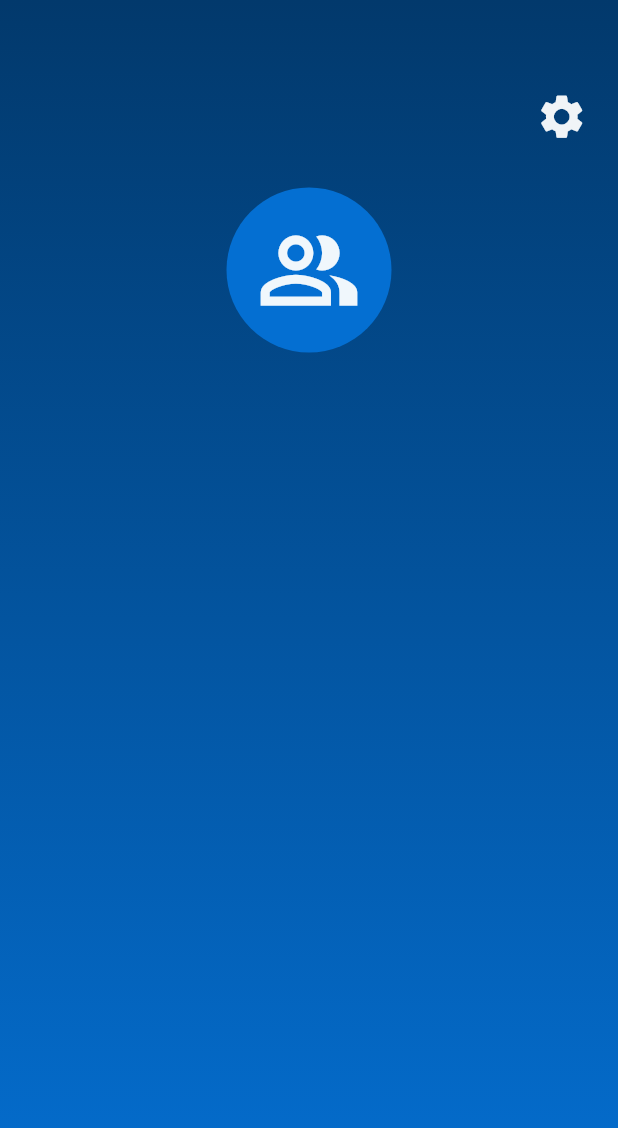
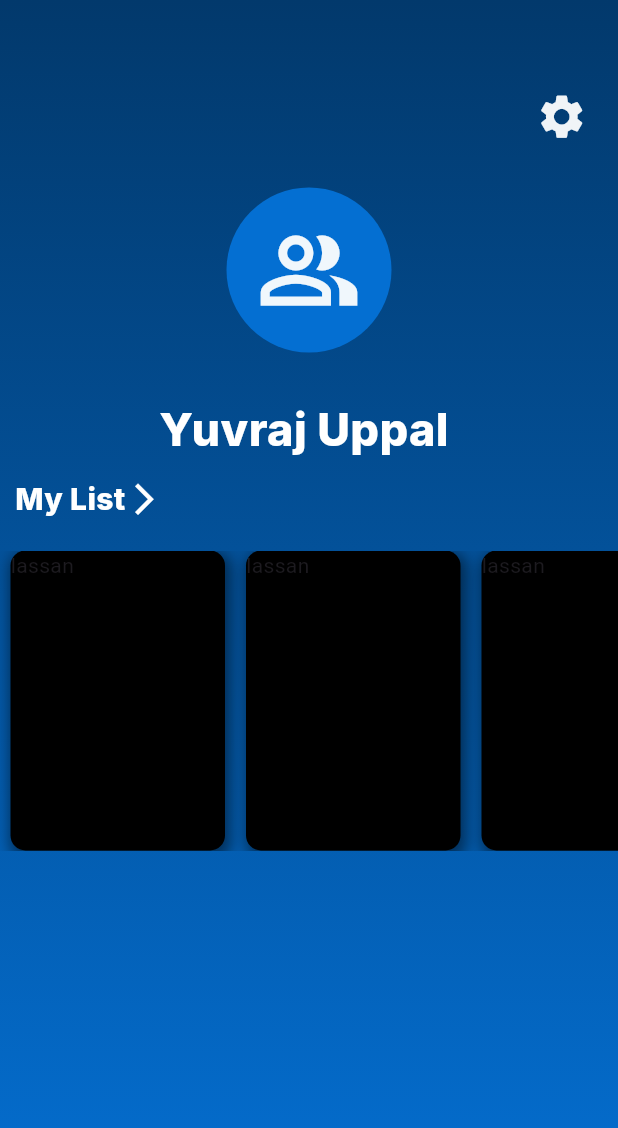
Before and after one commit to yuvrajuppal/yuwatch, a Flutter app: the profilepage screen opened directly, on a phone screen of 412 x 824 dp. Shown: the top 1128 px of the screen. Run offline on Flutter 3.47's test engine with Material 3 defaults, Android fonts, the phone set to English and light mode, and no system bars; our stand-ins replace carousel_slider, curved_navigation_bar, google_fonts, video_player; network calls fail.

Commit message:
profile page update

```diff
--- a/lib/pages/favroritepage.dart
+++ b/lib/pages/favroritepage.dart
@@ -12,7 +12,7 @@ class _FavroritepageState extends State<Favroritepage> {
   Widget build(BuildContext context) {
     return Scaffold(
       body: Center(
-        child: Text('favorite page'),
+        child: Text('favorite page' ),
       ),
     );
   }
--- a/lib/pages/homepage.dart
+++ b/lib/pages/homepage.dart
@@ -12,7 +12,7 @@ class homepage extends StatefulWidget {
 }
 
 class _homepageState extends State<homepage> {
-  var urlimage = [
+  List<String> urlimage = [
     'https://m.media-amazon.com/images/M/MV5BMmUzOGZlNGItMGQ3ZC00ZDJkLWIwMDktM2U1NTM0NTkxYzk4XkEyXkFqcGc@._V1_.jpg',
     'https://m.media-amazon.com/images/I/7197L2XzWxL.jpg',
     'https://m.media-amazon.com/images/M/MV5BOWJhYjdjNWEtMWFmNC00ZjNkLThlZGEtN2NkM2U3NTVmMjZkXkEyXkFqcGc@._V1_.jpg'
@@ -227,7 +227,7 @@ class _homepageState extends State<homepage> {
     );
   }
 
-  var allmovies = [
+  List<String> allmovies = [
     'https://m.media-amazon.com/images/M/MV5BMmUzOGZlNGItMGQ3ZC00ZDJkLWIwMDktM2U1NTM0NTkxYzk4XkEyXkFqcGc@._V1_.jpg',
     'https://m.media-amazon.com/images/M/MV5BZjJmMjJmYWMtNTQyYy00NzcxLWE5N2EtMTY5NjRhMGZmYjNlXkEyXkFqcGc@._V1_.jpg',
     'https://m.media-amazon.com/images/M/MV5BYWYyOGQzOGYtMGQ1My00ZWYxLTgzZjktZWYzN2IwYjkxYzM0XkEyXkFqcGc@._V1_FMjpg_UX1000_.jpg',
@@ -236,14 +236,14 @@ class _homepageState extends State<homepage> {
     'https://m.media-amazon.com/images/M/MV5BZjM2M2E3YzAtZDJjYy00MDhkLThiYmItOGZhNzQ3NTgyZmI0XkEyXkFqcGc@._V1_FMjpg_UX1000_.jpg',
   ];
 
-  var webseries = [
+  List<String> webseries = [
     'https://m.media-amazon.com/images/M/MV5BNjAzMDEzZmUtYjgzMy00NTYxLWJlODItYTMyZGI4YzdmZGY4XkEyXkFqcGc@._V1_QL75_UX190_CR0,2,190,281_.jpg',
     'https://m.media-amazon.com/images/M/MV5BM2FiMjQ0ZjAtYzc1OC00NzgzLWIyNmQtYmIwYjdhZWM5MmRiXkEyXkFqcGc@._V1_.jpg',
     'https://m.media-amazon.com/images/M/MV5BMDcyZTNjOTEtNzc5Yy00Y2UzLThkMWYtNTY4YmM4OWI5OTMzXkEyXkFqcGc@._V1_.jpg',
     'https://m.media-amazon.com/images/M/MV5BNGI5MTljYTYtMjk0Yi00Yzc2LWJiZDktYTQwMjZkMDkzYjRhXkEyXkFqcGc@._V1_.jpg',
     'https://m.media-amazon.com/images/M/MV5BOWJhYjdjNWEtMWFmNC00ZjNkLThlZGEtN2NkM2U3NTVmMjZkXkEyXkFqcGc@._V1_.jpg',
   ];
-  var netflix =[
+  List<String> netflix =[
     'https://m.media-amazon.com/images/M/MV5BNzY4MzA4MmItMDQ3ZS00MzY5LWE4MDUtOGM3OTA1Yzc2MzQ4XkEyXkFqcGc@._V1_.jpg',
     'https://m.media-amazon.com/images/M/MV5BOWJhYjdjNWEtMWFmNC00ZjNkLThlZGEtN2NkM2U3NTVmMjZkXkEyXkFqcGc@._V1_.jpg',
     'https://m.media-amazon.com/images/M/MV5BMjRjODJlNzMtMDE3MS00NzNmLWI0OTQtMWE1NTNhNzkyYTFjXkEyXkFqcGc@._V1_.jpg',
--- a/lib/pages/profilepage.dart
+++ b/lib/pages/profilepage.dart
@@ -1,4 +1,5 @@
 import 'package:flutter/material.dart';
+import 'package:google_fonts/google_fonts.dart';
 
 class profilepage extends StatefulWidget {
   const profilepage({super.key});
@@ -8,6 +9,42 @@ class profilepage extends StatefulWidget {
 }
 
 class _profilepageState extends State<profilepage> {
+  List<String> favlist = [
+    'https://m.media-amazon.com/images/M/MV5BN2E0OWRkNTAtZGQ4ZS00M2RiLWE5ODUtZWEyNzhlODU2NjhjXkEyXkFqcGc@._V1_.jpg',
+    'https://m.media-amazon.com/images/M/MV5BNGY3N2ZhYmMtYTlmYi00ZWIzLWJiZWMtMjgxMjljYTk3MDAwXkEyXkFqcGc@._V1_FMjpg_UX1000_.jpg',
+    'https://m.media-amazon.com/images/M/MV5BMTM0MDgwNjMyMl5BMl5BanBnXkFtZTcwNTg3NzAzMw@@._V1_.jpg',
+    'https://m.media-amazon.com/images/M/MV5BMGExNGI1NDktOWI2Mi00NDM3LWIxMmQtNTQxYTgzMzI0MTA1XkEyXkFqcGc@._V1_FMjpg_UX1000_.jpg',
+  ];
+  Widget listbuild(var datalist) {
+    return ListView.builder(
+      scrollDirection: Axis.horizontal,
+      itemCount: datalist.length,
+      itemBuilder: (context, index) {
+        return Container(
+          margin: EdgeInsets.only(right: 7, left: 7),
+          width: 143,
+          // height: 10,
+          decoration: BoxDecoration(
+              color: Colors.black,
+              borderRadius: BorderRadius.circular(10),
+              boxShadow: [
+                BoxShadow(
+                  color: const Color.fromARGB(255, 0, 0, 0)
+                      .withOpacity(0.5), // Shadow color with opacity
+                  spreadRadius: 2, // Spread of the shadow
+                  blurRadius: 8, // Blurriness of the shadow
+                  offset: Offset(2, 4), // Offset of the shadow (x, y)
+                )
+              ]),
+          child: ClipRRect(
+            borderRadius: BorderRadius.circular(10),
+            child: Text('lassan'),
+          ),
+        );
+      },
+    );
+  }
+
   @override
   Widget build(BuildContext context) {
     return Scaffold(
@@ -16,7 +53,10 @@ class _profilepageState extends State<profilepage> {
           Container(
             decoration: BoxDecoration(
               gradient: LinearGradient(
-              colors: [Color(0xFF02396C), Color(0xFF046FD2)], // Gradient colors
+                colors: [
+                  Color(0xFF02396C),
+                  Color(0xFF046FD2)
+                ], // Gradient colors
                 begin: Alignment.topCenter, // Start position
                 end: Alignment.bottomCenter, // End position
               ),
@@ -56,11 +96,43 @@ class _profilepageState extends State<profilepage> {
                       color: const Color.fromARGB(240, 255, 255, 255),
                     ),
                   ),
-              )
+                ),
+                SizedBox(
+                  height: 30,
+                ),
+                Container(
+                  width: 200,
+                  child: Text(
+                    'Yuvraj Uppal',
+                    style: GoogleFonts.inter(
+                        fontWeight: FontWeight.w800,
+                        // fontStyle: FontStyle,
+                        fontSize: 30,
+                        color: Colors.white),
+                  ),
+                ),
+                SizedBox(
+                  height: 10,
+                ),
+                Row(
+                  children: [
+                    SizedBox(width: 10,),
+                    Text('My List', style: GoogleFonts.inter(
+                        fontWeight: FontWeight.w800,
+                        // fontStyle: FontStyle,
+                        fontSize: 20,
+                        color: Colors.white),),
+                    Icon(Icons.arrow_forward_ios, size: 25, color: Colors.white,)
+
+                  ],
+                ),
+                SizedBox(height: 20,),
+                SizedBox(height: 200, child: listbuild(favlist)),
               ],
             ),
           )
         ],
-    ));
+      ),
+    );
   }
 }
--- /dev/null
+++ b/lib/services/providerclass.dart
@@ -0,0 +1,7 @@
+import 'package:flutter/material.dart';
+import 'package:provider/provider.dart';
+
+class YuwatchProviderClass extends ChangeNotifier{
+  var myFavList = [];
+
+}
--- a/pubspec.yaml
+++ b/pubspec.yaml
@@ -43,7 +43,8 @@ dev_dependencies:
   google_fonts: ^5.1.0
   curved_navigation_bar: ^1.0.6
   video_player: ^2.9.2
-  # carousel_slider: ^5.0.0
+  provider: ^6.1.2
+  cached_network_image: ^3.4.1
 
   # The "flutter_lints" package below contains a set of recommended lints to
   # encourage good coding practices. The lint set provided by the package is
```
Also changed, not shown: pubspec.lock, 1 other file. Lines whose indentation alone changed are shown as unchanged.
